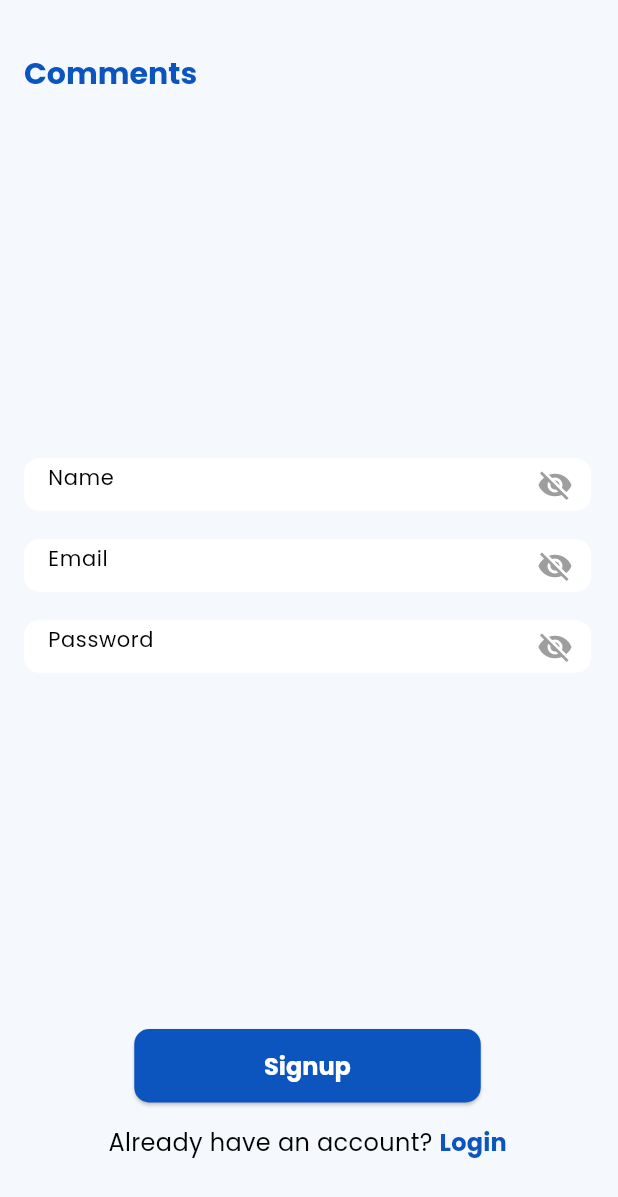
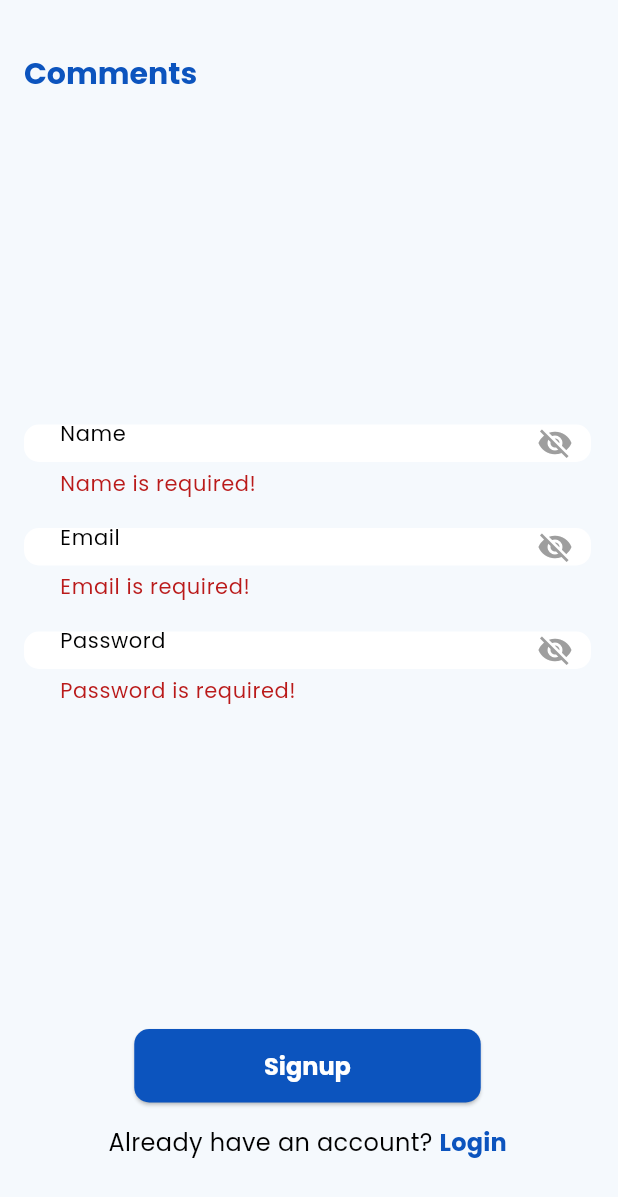
Before and after one commit to nik-05/lingoPandaAssignment, a Flutter app: the screen it shows after launch, after a tap on "Signup", on a phone screen of 412 x 824 dp. Shown: the top 1197 px of the screen. Run offline on Flutter 3.47's test engine with Material 3 defaults, Android fonts, the phone set to English and light mode, and no system bars; our stand-ins replace firebase_core; accounts and stored records are empty.

```diff
--- a/lib/core/common_widgets/app_text_field.dart
+++ b/lib/core/common_widgets/app_text_field.dart
@@ -5,6 +5,7 @@ class AppTextField extends StatefulWidget {
   final bool isObscureText;
   final TextInputType keyboardType;
   final String? hintText;
+  final String? Function(String?)? validator;
 
   const AppTextField({
     super.key,
@@ -12,6 +13,7 @@ class AppTextField extends StatefulWidget {
     this.isObscureText = false,
     this.keyboardType = TextInputType.text,
     this.hintText,
+    this.validator,
   });
 
   @override
@@ -45,9 +47,8 @@ class _AppTextFieldState extends State<AppTextField> {
 
   @override
   Widget build(BuildContext context) {
-    return SizedBox(
-      height: 35,
-      child: TextField(
+    return TextFormField(
+      validator: widget.validator,
       controller: widget.controller,
       keyboardType: widget.keyboardType,
       obscureText: obscureText,
@@ -56,7 +57,6 @@ class _AppTextFieldState extends State<AppTextField> {
         hintText: widget.hintText,
         suffixIcon: passwordIcon,
       ),
-      ),
     );
   }
 }
--- a/lib/core/config/theme_config.dart
+++ b/lib/core/config/theme_config.dart
@@ -37,10 +37,16 @@ class ThemeConfig {
       ),
     ),
     inputDecorationTheme: InputDecorationTheme(
+      constraints: const BoxConstraints(minHeight: 35, maxHeight: 50),
+      contentPadding: const EdgeInsets.only(bottom: 0, left: 20),
+      errorMaxLines: 2,
       filled: true,
       fillColor: Colors.white,
       border: inputBorder,
+      focusedBorder: inputBorder,
       enabledBorder: inputBorder,
+      errorBorder: inputBorder,
+      disabledBorder: inputBorder,
       hintStyle: bodySmall,
     ),
     colorScheme: ColorScheme.fromSeed(
@@ -60,13 +66,11 @@ class ThemeConfig {
     ),
   );
 
-
   // Border Themes...
-  static OutlineInputBorder inputBorder =  const OutlineInputBorder(
-  borderSide: BorderSide.none,
-  borderRadius: BorderRadius.all(Radius.circular(10)),
+  static OutlineInputBorder inputBorder = const OutlineInputBorder(
+    borderSide: BorderSide.none,
+    borderRadius: BorderRadius.all(Radius.circular(10)),
   );
-
 
   // Text Themes
   static TextStyle bodySmall = const TextStyle(
--- /dev/null
+++ b/lib/core/utils/custom_alerts.dart
@@ -0,0 +1,11 @@
+import 'package:flutter/material.dart';
+
+class CustomAlerts {
+  static void showToastMessage() {}
+
+  static void showSnackBar(BuildContext context, String message) {
+    ScaffoldMessenger.of(context).showSnackBar(
+      SnackBar(content: Text(message)),
+    );
+  }
+}
--- /dev/null
+++ b/lib/core/utils/form_validator.dart
@@ -0,0 +1,54 @@
+class FormValidator {
+
+  // These are the strings which will be return in the validators...
+  // Since there is no localization setup, we can edit these and in future change according to the requirement.
+  static const String emailRequired = 'Email is required!';
+  static const String enterValidEmail = 'Please Enter valid email!';
+  static const String passwordRequired = 'Password is required!';
+  static const String passwordLength = 'Password must have 6 characters!';
+  static const String nameRequired = 'Name is required!';
+  static const String enterValidName = 'Please Enter valid name!';
+
+  static String? nameValidator(String? value) {
+    if(value == null || value.isEmpty) {
+      return nameRequired;
+    }
+
+    final RegExp nameRegExp = RegExp(
+      r"^[a-zA-Z]+(\.?[a-zA-Z]+)*(\s[a-zA-Z]+(\.?[a-zA-Z]+)*)?$",
+    );
+
+    if(!nameRegExp.hasMatch(value)) {
+      return enterValidName;
+    }
+
+    return null;
+  }
+
+  static String? emailValidator(String? value) {
+    if (value == null || value.isEmpty) {
+      return emailRequired;
+    }
+
+    final RegExp emailRegExp = RegExp(
+      r'^[a-zA-Z0-9._%+-]+@[a-zA-Z0-9.-]+\.[a-zA-Z]{2,}$',
+    );
+
+    if (!emailRegExp.hasMatch(value)) {
+      return enterValidEmail;
+    }
+
+    return null;
+  }
+
+  static String? passwordValidator(String? value) {
+    if (value == null || value.isEmpty) {
+      return passwordRequired;
+    }
+
+    if (value.length < 6) {
+      return passwordLength;
+    }
+    return null;
+  }
+}
--- a/lib/features/auth/screens/sign_up_screen.dart
+++ b/lib/features/auth/screens/sign_up_screen.dart
@@ -1,6 +1,7 @@
 import 'package:flutter/material.dart';
 import 'package:lingo_panda_assignment/core/common_widgets/app_button.dart';
 import 'package:lingo_panda_assignment/core/common_widgets/app_text_field.dart';
+import 'package:lingo_panda_assignment/core/utils/form_validator.dart';
 import 'package:lingo_panda_assignment/features/auth/widgets/auth_redirect_text.dart';
 
 class SignUpScreen extends StatefulWidget {
@@ -15,12 +16,26 @@ class _SignUpScreenState extends State<SignUpScreen> {
   final TextEditingController emailController = TextEditingController();
   final TextEditingController passwordController = TextEditingController();
 
+  // Global Key for form and to validate it.
+  final GlobalKey<FormState> formKey = GlobalKey<FormState>();
+
+  // Signup Function
+  void signup() {
+    print('hello there');
+    if(formKey.currentState!.validate()) {
+      // Call the API to signup
+    }
+  }
+
   @override
   Widget build(BuildContext context) {
     return Scaffold(
       body: SafeArea(
+        child: Form(
+          key: formKey,
           child: Padding(
-          padding: const EdgeInsets.only(left: 16, right: 18, top: 30, bottom: 51),
+            padding:
+                const EdgeInsets.only(left: 16, right: 18, top: 30, bottom: 51),
             child: Column(
               mainAxisAlignment: MainAxisAlignment.spaceBetween,
               crossAxisAlignment: CrossAxisAlignment.center,
@@ -35,19 +50,30 @@ class _SignUpScreenState extends State<SignUpScreen> {
                   crossAxisAlignment: CrossAxisAlignment.center,
                   mainAxisSize: MainAxisSize.min,
                   children: [
-                  AppTextField(controller: nameController, hintText: 'Name'),
-                  const SizedBox(height: 19),
-                  AppTextField(controller: emailController, hintText: 'Email'),
+                    AppTextField(
+                      controller: nameController,
+                      hintText: 'Name',
+                      validator: FormValidator.nameValidator,
+                    ),
                     const SizedBox(height: 19),
                     AppTextField(
-                      controller: passwordController, hintText: 'Password'),
+                      controller: emailController,
+                      hintText: 'Email',
+                      validator: FormValidator.emailValidator,
+                    ),
+                    const SizedBox(height: 19),
+                    AppTextField(
+                      controller: passwordController,
+                      hintText: 'Password',
+                      validator: FormValidator.passwordValidator,
+                    ),
                   ],
                 ),
                 Column(
                   mainAxisAlignment: MainAxisAlignment.start,
                   mainAxisSize: MainAxisSize.min,
                   children: [
-                  AppButton(onPressed: () {}, text: 'Signup'),
+                    AppButton(onPressed: signup, text: 'Signup'),
                     const SizedBox(height: 14),
                     AuthRedirectText(
                       onTap: () {},
@@ -60,6 +86,7 @@ class _SignUpScreenState extends State<SignUpScreen> {
             ),
           ),
         ),
+      ),
     );
   }
 }
--- a/lib/main.dart
+++ b/lib/main.dart
@@ -1,8 +1,14 @@
+import 'package:firebase_core/firebase_core.dart';
 import 'package:flutter/material.dart';
 import 'package:lingo_panda_assignment/core/config/theme_config.dart';
 import 'package:lingo_panda_assignment/features/auth/screens/sign_up_screen.dart';
+import 'package:lingo_panda_assignment/firebase_options.dart';
 
-void main() {
+void main() async {
+  WidgetsFlutterBinding.ensureInitialized();
+  await Firebase.initializeApp(
+    options: DefaultFirebaseOptions.currentPlatform,
+  );
   runApp(const MyApp());
 }
 
--- a/pubspec.yaml
+++ b/pubspec.yaml
@@ -35,6 +35,10 @@ dependencies:
   # The following adds the Cupertino Icons font to your application.
   # Use with the CupertinoIcons class for iOS style icons.
   cupertino_icons: ^1.0.8
+  flutter_bloc: ^8.1.6
+  firebase_core: ^3.5.0
+  firebase_auth: ^5.3.0
+  firebase_remote_config: ^5.1.2
 
 dev_dependencies:
   flutter_test:
```
Also changed, not shown: firebase.json (added), lib/firebase_options.dart (added), pubspec.lock, 3 other files. Lines whose indentation alone changed are shown as unchanged.
